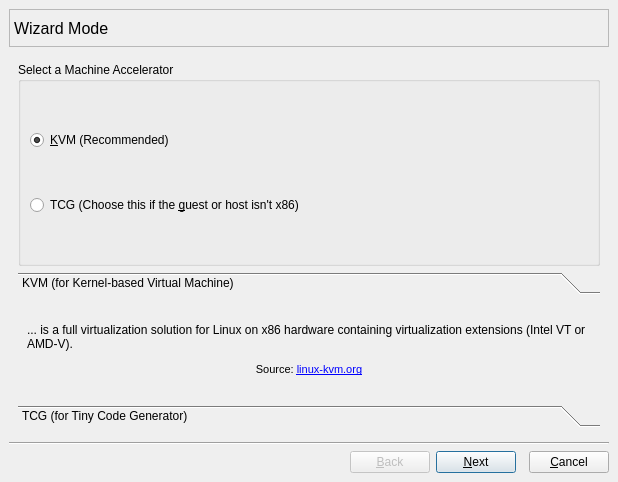
The window that src/VM_Wizard_Window.ui (tobimensch/aqemu) describes before a commit, drawn with Qt 5.
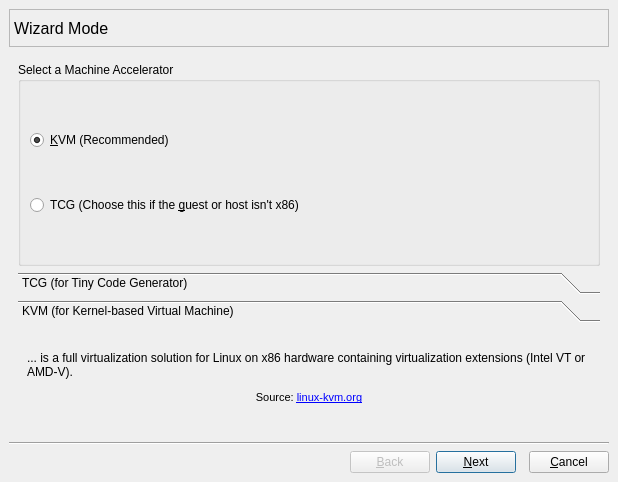
The same window after the commit. The open tabs and pages were chosen to show the change. Icons and pictures are not drawn.

Commit message: Make it possible to set Qt --style options on the command line (again). And more VM wizard visual tuning.

Diff of the .ui file:
```diff
--- a/src/VM_Wizard_Window.ui
+++ b/src/VM_Wizard_Window.ui
@@ -714,29 +714,6 @@
          <property name="currentIndex">
           <number>0</number>
          </property>
-         <widget class="QWidget" name="toolBox_accelInfoPage1" native="true">
-          <attribute name="label">
-           <string>KVM (for Kernel-based Virtual Machine)</string>
-          </attribute>
-          <layout class="QGridLayout" name="gridLayout_11">
-           <item row="0" column="0">
-            <widget class="QLabel" name="KVM_label">
-             <property name="frameShape">
-              <enum>QFrame::NoFrame</enum>
-             </property>
-             <property name="frameShadow">
-              <enum>QFrame::Plain</enum>
-             </property>
-             <property name="text">
-              <string>&lt;html&gt;&lt;head/&gt;&lt;body&gt;&lt;p&gt;... is a full virtualization solution for Linux on x86 hardware containing virtualization extensions (Intel VT or AMD-V).&lt;/p&gt;&lt;p align=&quot;center&quot;&gt;&lt;span style=&quot; font-size:8pt;&quot;&gt;Source: &lt;/span&gt;&lt;a href=&quot;http://www.linux-kvm.org/page/Main_Page&quot;&gt;&lt;span style=&quot; font-size:8pt; text-decoration: underline; color:#0000ff;&quot;&gt;linux-kvm.org&lt;/span&gt;&lt;/a&gt;&lt;/p&gt;&lt;/body&gt;&lt;/html&gt;</string>
-             </property>
-             <property name="wordWrap">
-              <bool>true</bool>
-             </property>
-            </widget>
-           </item>
-          </layout>
-         </widget>
          <widget class="QWidget" name="toolBox_accelInfoPage2" native="true">
           <attribute name="label">
            <string>TCG (for Tiny Code Generator)</string>
@@ -766,6 +743,29 @@
            </item>
           </layout>
          </widget>
+         <widget class="QWidget" name="toolBox_accelInfoPage1" native="true">
+          <attribute name="label">
+           <string>KVM (for Kernel-based Virtual Machine)</string>
+          </attribute>
+          <layout class="QGridLayout" name="gridLayout_11">
+           <item row="0" column="0">
+            <widget class="QLabel" name="KVM_label">
+             <property name="frameShape">
+              <enum>QFrame::NoFrame</enum>
+             </property>
+             <property name="frameShadow">
+              <enum>QFrame::Plain</enum>
+             </property>
+             <property name="text">
+              <string>&lt;html&gt;&lt;head/&gt;&lt;body&gt;&lt;p&gt;... is a full virtualization solution for Linux on x86 hardware containing virtualization extensions (Intel VT or AMD-V).&lt;/p&gt;&lt;p align=&quot;center&quot;&gt;&lt;span style=&quot; font-size:8pt;&quot;&gt;Source: &lt;/span&gt;&lt;a href=&quot;http://www.linux-kvm.org/page/Main_Page&quot;&gt;&lt;span style=&quot; font-size:8pt; text-decoration: underline; color:#0000ff;&quot;&gt;linux-kvm.org&lt;/span&gt;&lt;/a&gt;&lt;/p&gt;&lt;/body&gt;&lt;/html&gt;</string>
+             </property>
+             <property name="wordWrap">
+              <bool>true</bool>
+             </property>
+            </widget>
+           </item>
+          </layout>
+         </widget>
         </widget>
        </item>
       </layout>
```
Left out of the diff: 76 changed lines with no effect on the pictures. The commit also changes 2 other files.
